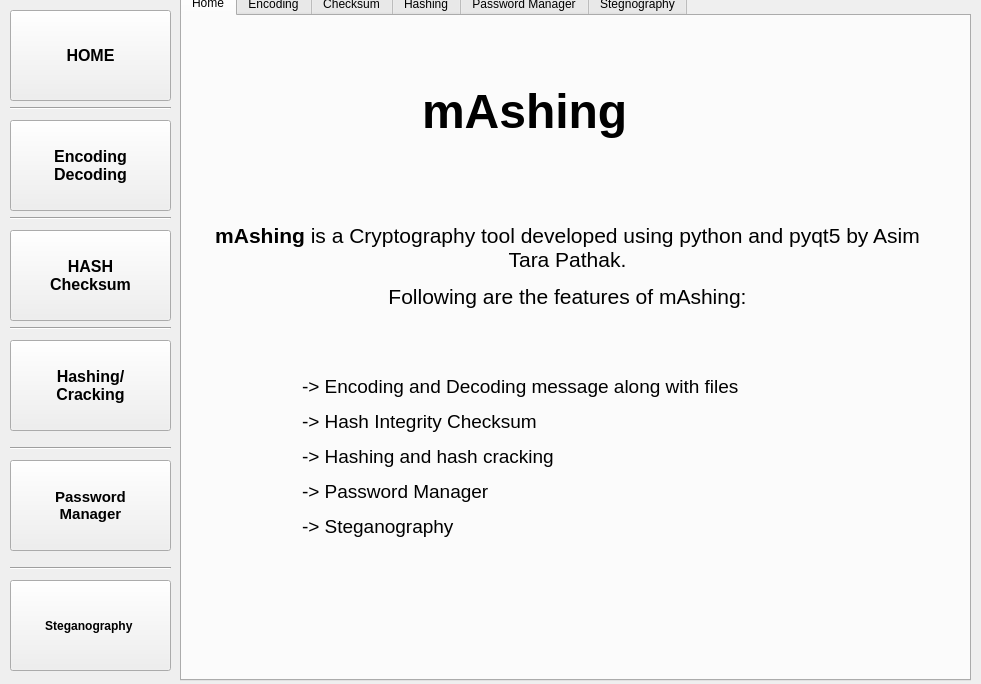
asimtarapathak/mAshing, file mAshing.ui: the form before one commit.
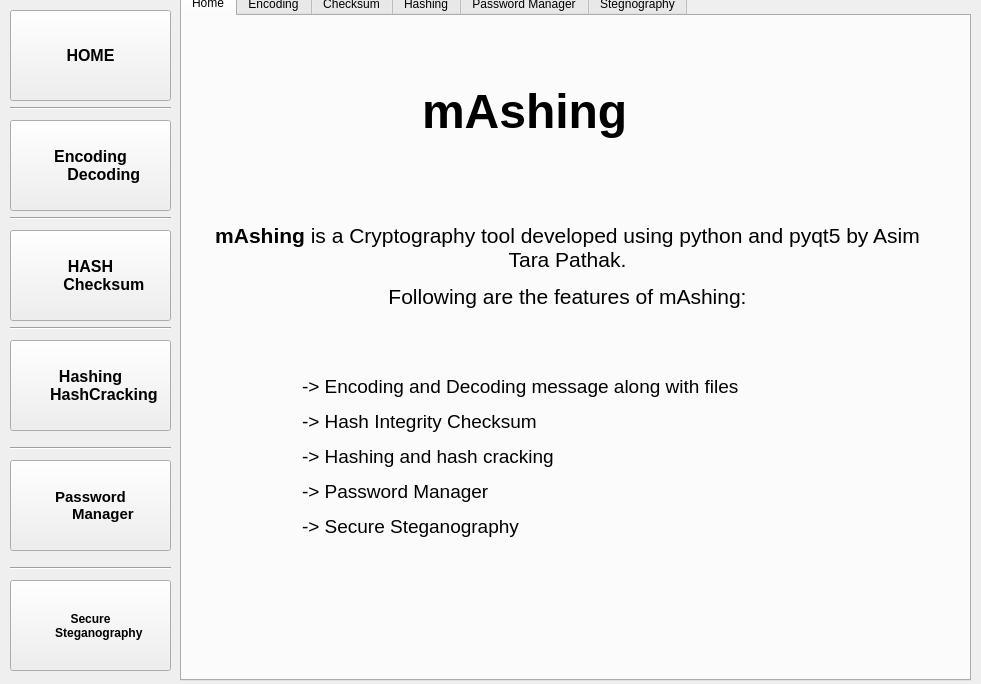
The form after the commit.

Commit message: Change in UI home page description and button name

What changed in the file:
```diff
--- a/mAshing.ui
+++ b/mAshing.ui
@@ -98,7 +98,7 @@
        </rect>
       </property>
       <property name="text">
-       <string>&lt;html&gt;&lt;head/&gt;&lt;body&gt;&lt;p&gt;&lt;span style=&quot; font-size:14pt;&quot;&gt;-&amp;gt; Encoding and Decoding message along with files&lt;/span&gt;&lt;/p&gt;&lt;p&gt;&lt;span style=&quot; font-size:14pt;&quot;&gt;-&amp;gt; Hash Integrity Checksum&lt;/span&gt;&lt;/p&gt;&lt;p&gt;&lt;span style=&quot; font-size:14pt;&quot;&gt;-&amp;gt; Hashing and hash cracking&lt;/span&gt;&lt;/p&gt;&lt;p&gt;&lt;span style=&quot; font-size:14pt;&quot;&gt;-&amp;gt; Password Manager&lt;/span&gt;&lt;/p&gt;&lt;p&gt;&lt;span style=&quot; font-size:14pt;&quot;&gt;-&amp;gt; Steganography&lt;/span&gt;&lt;/p&gt;&lt;/body&gt;&lt;/html&gt;</string>
+       <string>&lt;html&gt;&lt;head/&gt;&lt;body&gt;&lt;p&gt;&lt;span style=&quot; font-size:14pt;&quot;&gt;-&amp;gt; Encoding and Decoding message along with files&lt;/span&gt;&lt;/p&gt;&lt;p&gt;&lt;span style=&quot; font-size:14pt;&quot;&gt;-&amp;gt; Hash Integrity Checksum&lt;/span&gt;&lt;/p&gt;&lt;p&gt;&lt;span style=&quot; font-size:14pt;&quot;&gt;-&amp;gt; Hashing and hash cracking&lt;/span&gt;&lt;/p&gt;&lt;p&gt;&lt;span style=&quot; font-size:14pt;&quot;&gt;-&amp;gt; Password Manager&lt;/span&gt;&lt;/p&gt;&lt;p&gt;&lt;span style=&quot; font-size:14pt;&quot;&gt;-&amp;gt; Secure Steganography&lt;/span&gt;&lt;/p&gt;&lt;/body&gt;&lt;/html&gt;</string>
       </property>
      </widget>
     </widget>
@@ -2125,7 +2125,7 @@
     </property>
     <property name="text">
      <string>Encoding
-Decoding</string>
+      Decoding</string>
     </property>
    </widget>
    <widget class="QPushButton" name="pushButton_3">
@@ -2146,8 +2146,8 @@
      </font>
     </property>
     <property name="text">
-     <string>HASH 
-Checksum</string>
+     <string>HASH
+      Checksum</string>
     </property>
    </widget>
    <widget class="QPushButton" name="pushButton_4">
@@ -2168,8 +2168,8 @@
      </font>
     </property>
     <property name="text">
-     <string>Hashing/
-Cracking</string>
+     <string>Hashing
+      HashCracking</string>
     </property>
    </widget>
    <widget class="QPushButton" name="pushButton_5">
@@ -2191,7 +2191,7 @@
     </property>
     <property name="text">
      <string>Password
-Manager</string>
+      Manager</string>
     </property>
    </widget>
    <widget class="QPushButton" name="pushButton_6">
@@ -2212,7 +2212,8 @@
      </font>
     </property>
     <property name="text">
-     <string>Steganography </string>
+     <string>Secure
+      Steganography </string>
     </property>
    </widget>
    <widget class="Line" name="line_3">
```
